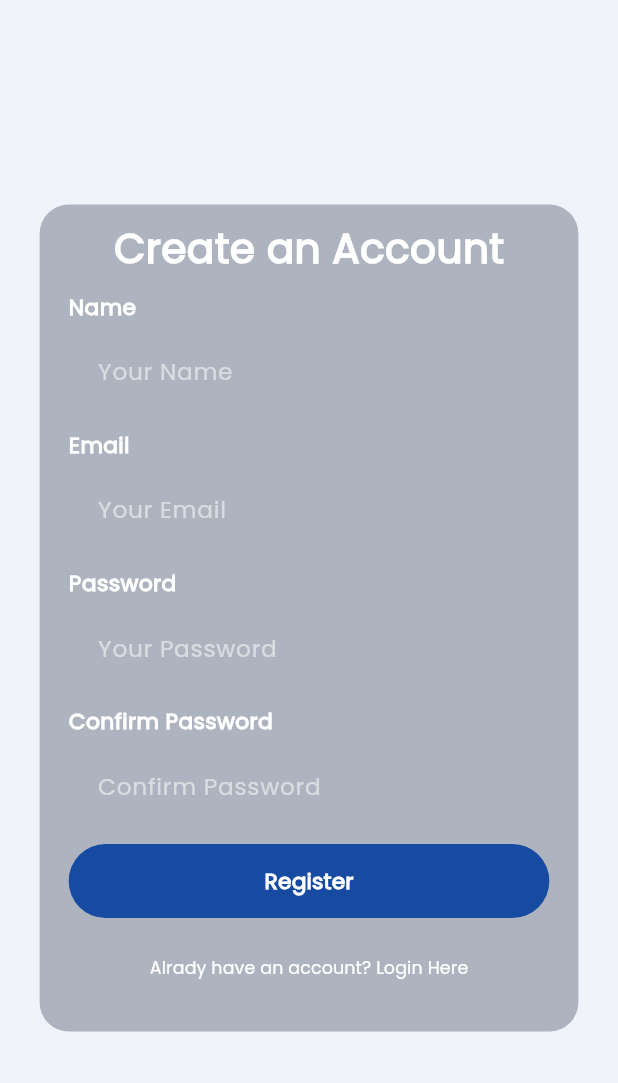
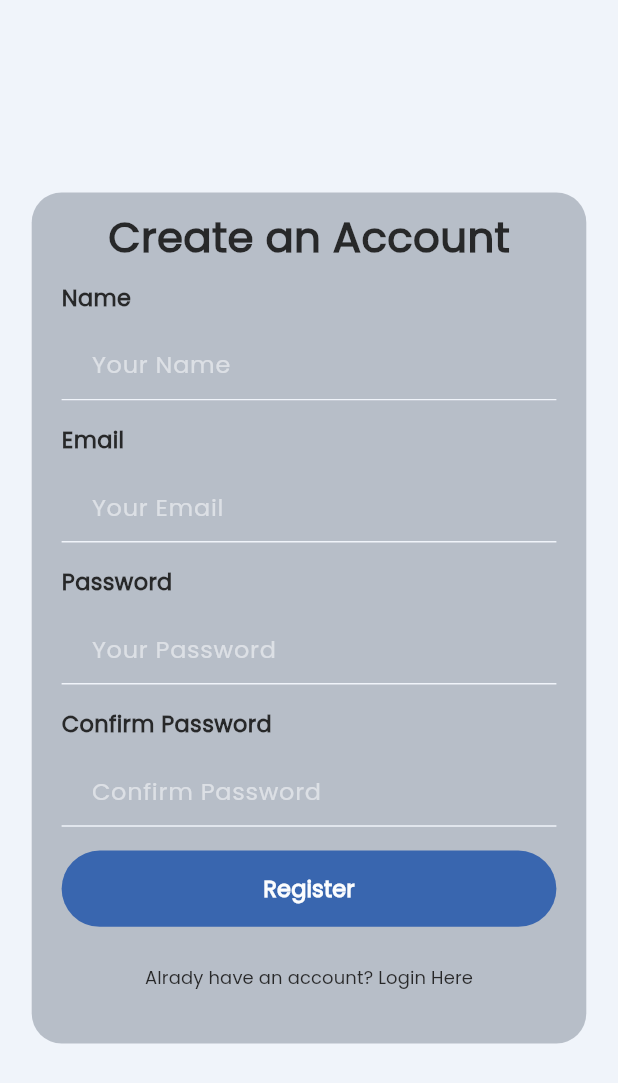
Before and after one commit to Coco10130/katseye, a Flutter app: the screen it shows after launch, after a tap on "Register", on a phone screen of 412 x 824 dp. Shown: the top 1083 px of the screen. Run offline on Flutter 3.47's test engine with Material 3 defaults, Android fonts, the phone set to English and light mode, and no system bars; our stand-ins replace bloc, flutter_bloc.

Commit message:
fixed product design

```diff
--- a/eukay/lib/components/my_input.dart
+++ b/eukay/lib/components/my_input.dart
@@ -11,6 +11,7 @@
   final Color textColor;
   final Color backgroundColor;
   final Color hintColor;
+  final Color cursorColor;
 
   const MyTextField({
     super.key,
@@ -24,6 +25,7 @@
     this.widthFactor = 0.85,
     this.password = false,
     this.email = false,
+    this.cursorColor = Colors.black,
   });
 
   @override
@@ -61,6 +63,7 @@
                 color: textColor,
                 fontFamily: "Poppins",
               ),
+              cursorColor: cursorColor,
               decoration: InputDecoration(
                 hintText: hint,
                 filled: true,
@@ -69,9 +72,6 @@
                   color: hintColor,
                   fontFamily: "Poppins",
                 ),
-                border: InputBorder.none,
-                enabledBorder: InputBorder.none,
-                focusedBorder: InputBorder.none,
                 contentPadding: const EdgeInsets.symmetric(
                     horizontal: 16.0, vertical: 12.0),
               ),
--- a/eukay/lib/pages/auth/ui/auth_page.dart
+++ b/eukay/lib/pages/auth/ui/auth_page.dart
@@ -30,7 +30,7 @@
       resizeToAvoidBottomInset: false,
       backgroundColor: Theme.of(context).colorScheme.onSurface,
       body: AnimatedSwitcher(
-        duration: const Duration(milliseconds: 500),
+        duration: const Duration(milliseconds: 600),
         transitionBuilder: (Widget child, Animation<double> animation) {
           return FadeTransition(
             opacity: animation,
--- a/eukay/lib/pages/auth/ui/login_page.dart
+++ b/eukay/lib/pages/auth/ui/login_page.dart
@@ -31,7 +31,7 @@
   late final Animation<double> _scaleAnimation =
       Tween<double>(begin: 0.5, end: 1.0).animate(CurvedAnimation(
     parent: _scaleController,
-    curve: Curves.easeOut,
+    curve: Curves.fastEaseInToSlowEaseOut,
   ));
 
   @override
@@ -71,9 +71,9 @@
         pageBuilder: (context, animation, secondaryAnimation) =>
             const DashboardPage(),
         transitionsBuilder: (context, animation, secondaryAnimation, child) {
-          const begin = Offset(3.0, 0.0);
+          const begin = Offset(5.0, 0.0);
           const end = Offset.zero;
-          const curve = Curves.easeIn;
+          const curve = Curves.fastEaseInToSlowEaseOut;
 
           var tween =
               Tween(begin: begin, end: end).chain(CurveTween(curve: curve));
@@ -136,7 +136,7 @@
                         fontFamily: "Poppins",
                         fontWeight: FontWeight.w700,
                         fontSize: 32,
-                        color: Theme.of(context).colorScheme.onPrimary,
+                        color: Theme.of(context).colorScheme.onSecondary,
                       ),
                     ),
 
@@ -151,7 +151,7 @@
                       hint: "Enter Email",
                       controller: _emailController,
                       email: true,
-                      textColor: Theme.of(context).colorScheme.onPrimary,
+                      textColor: Theme.of(context).colorScheme.onSecondary,
                     ),
 
                     // spacing
@@ -165,7 +165,7 @@
                       hint: "Enter Password",
                       controller: _passwordController,
                       password: true,
-                      textColor: Theme.of(context).colorScheme.onPrimary,
+                      textColor: Theme.of(context).colorScheme.onSecondary,
                     ),
 
                     // spacing
@@ -178,7 +178,7 @@
                       alignment: Alignment.centerRight,
                       child: MyTextButton(
                         title: "Forgot Password",
-                        textColor: Theme.of(context).colorScheme.onPrimary,
+                        textColor: Theme.of(context).colorScheme.onSecondary,
                         onPressed: () {},
                       ),
                     ),
@@ -213,7 +213,7 @@
                       style: TextStyle(
                         fontFamily: "Poppins",
                         fontSize: 15,
-                        color: Theme.of(context).colorScheme.onPrimary,
+                        color: Theme.of(context).colorScheme.onSecondary,
                         fontWeight: FontWeight.bold,
                       ),
                     ),
--- a/eukay/lib/pages/auth/ui/register_page.dart
+++ b/eukay/lib/pages/auth/ui/register_page.dart
@@ -4,7 +4,6 @@
 import 'package:flutter/material.dart';
 import 'package:eukay/components/buttons/my_button.dart';
 import 'package:eukay/components/my_input.dart';
-import 'package:flutter/widgets.dart';
 import 'package:flutter_bloc/flutter_bloc.dart';
 
 class RegisterPage extends StatefulWidget {
@@ -34,7 +33,7 @@
   late final Animation<double> _scaleAnimation =
       Tween<double>(begin: 0.5, end: 1.0).animate(CurvedAnimation(
     parent: _scaleController,
-    curve: Curves.easeOut,
+    curve: Curves.fastEaseInToSlowEaseOut,
   ));
 
   @override
@@ -116,7 +115,7 @@
                         fontFamily: "Poppins",
                         fontWeight: FontWeight.w700,
                         fontSize: 28,
-                        color: Theme.of(context).colorScheme.onPrimary,
+                        color: Theme.of(context).colorScheme.onSecondary,
                       ),
                     ),
 
@@ -130,7 +129,7 @@
                       label: "Name",
                       hint: "Your Name",
                       controller: _nameController,
-                      textColor: Theme.of(context).colorScheme.onPrimary,
+                      textColor: Theme.of(context).colorScheme.onSecondary,
                     ),
 
                     // spacing
@@ -144,7 +143,7 @@
                       hint: "Your Email",
                       controller: _emailController,
                       email: true,
-                      textColor: Theme.of(context).colorScheme.onPrimary,
+                      textColor: Theme.of(context).colorScheme.onSecondary,
                     ),
 
                     // spacing
@@ -158,7 +157,7 @@
                       hint: "Your Password",
                       controller: _passwordController,
                       password: true,
-                      textColor: Theme.of(context).colorScheme.onPrimary,
+                      textColor: Theme.of(context).colorScheme.onSecondary,
                     ),
 
                     // spacing
@@ -172,7 +171,7 @@
                       hint: "Confirm Password",
                       controller: _confirmPasswordController,
                       password: true,
-                      textColor: Theme.of(context).colorScheme.onPrimary,
+                      textColor: Theme.of(context).colorScheme.onSecondary,
                     ),
 
                     // spacing
@@ -205,7 +204,7 @@
                     MyTextButton(
                       title: "Alrady have an account? Login Here",
                       onPressed: _loginTransition,
-                      textColor: Theme.of(context).colorScheme.onPrimary,
+                      textColor: Theme.of(context).colorScheme.onSecondary,
                     ),
 
                     // spacing
```
Also changed, not shown: eukay/lib/components/product_cards/featured_product.dart (deleted, +0 -94 lines), eukay/lib/components/product_cards/product_card.dart (added, +168 -0 lines), eukay/lib/pages/dashboard/ui/dashboard_page.dart (+13 -11 lines), eukay/lib/pages/profile/ui/profile_page.dart (+2 -6 lines).
